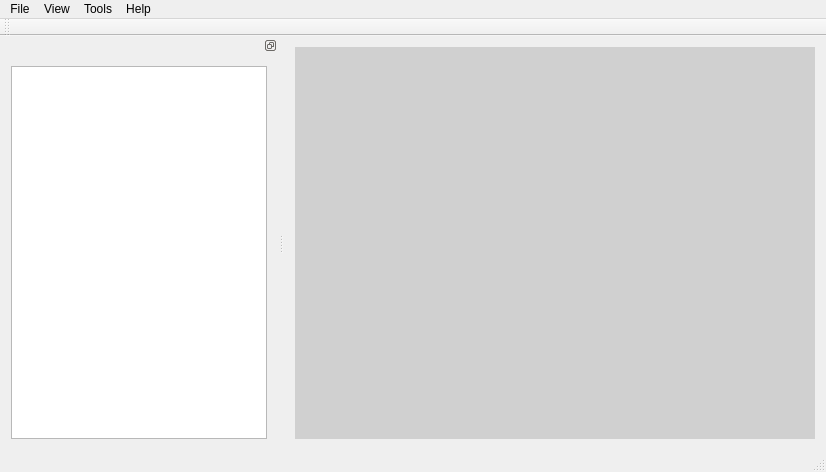
This is ui/mainwindow.ui in koromodako/picsou as Qt 5 draws it before an edit. The edited form follows.
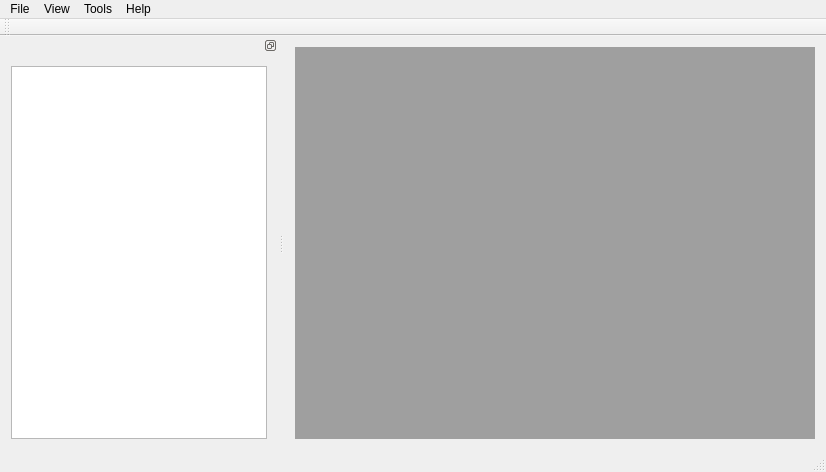
This is the edited form.

What changed in the file:
```diff
--- a/ui/mainwindow.ui
+++ b/ui/mainwindow.ui
@@ -16,17 +16,7 @@
   <widget class="QWidget" name="centralWidget">
    <layout class="QVBoxLayout" name="verticalLayout">
     <item>
-     <widget class="QMdiArea" name="mdi">
-      <property name="background">
-       <brush brushstyle="SolidPattern">
-        <color alpha="255">
-         <red>208</red>
-         <green>208</green>
-         <blue>208</blue>
-        </color>
-       </brush>
-      </property>
-     </widget>
+     <widget class="QMdiArea" name="mdi"/>
     </item>
    </layout>
   </widget>
```
